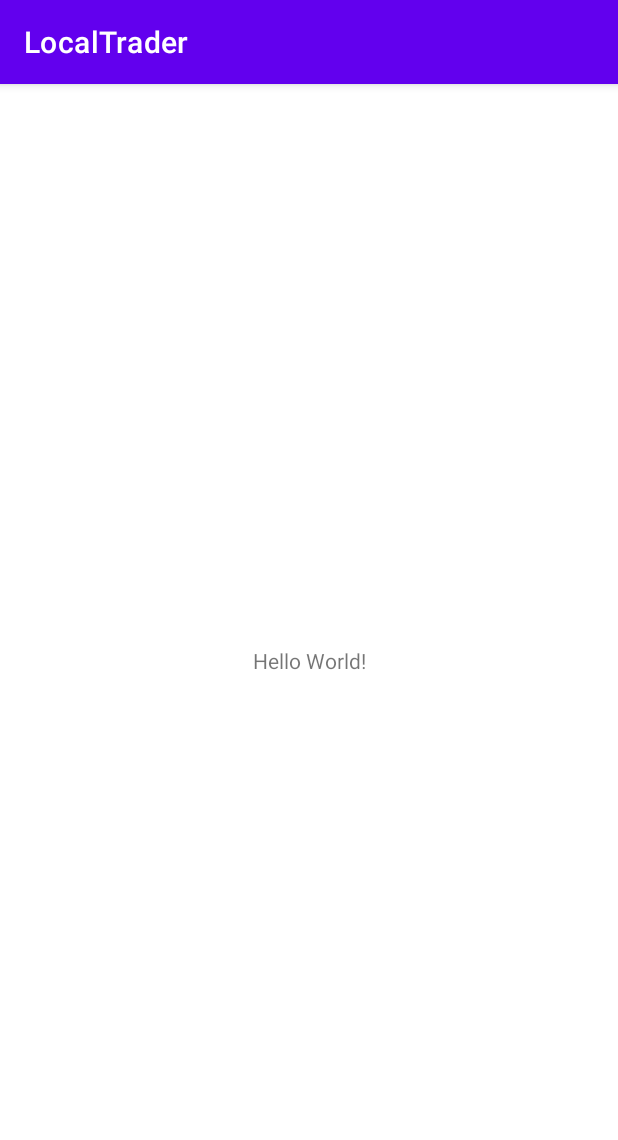
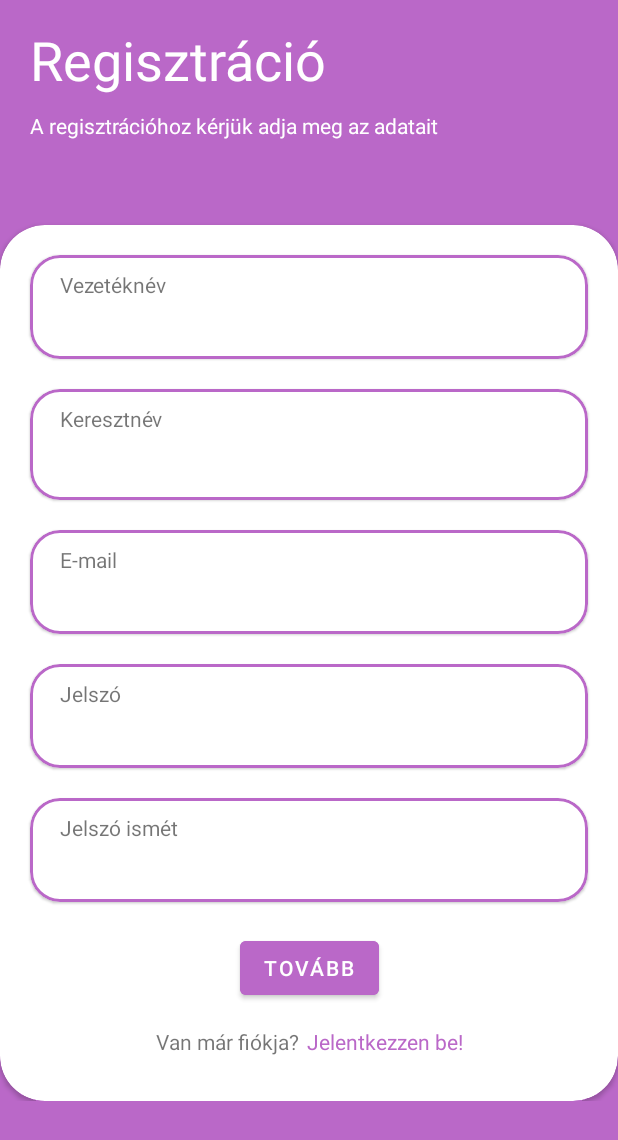
Before and after one commit to RockieHUN/LocalTrader, an Android app: the screen it shows after launch (MainActivity), on a phone screen of 412 x 824 dp. Shown: the top 1140 px of the screen. Run offline under Robolectric (Android 15) with nearby library versions, the phone set to English and light mode, and no system bars.

Commit message:
Registration UI

```diff
--- a/app/src/main/java/com/example/localtrader/MainActivity.kt
+++ b/app/src/main/java/com/example/localtrader/MainActivity.kt
@@ -2,10 +2,14 @@ package com.example.localtrader
 
 import androidx.appcompat.app.AppCompatActivity
 import android.os.Bundle
+import androidx.navigation.findNavController
 
 class MainActivity : AppCompatActivity() {
     override fun onCreate(savedInstanceState: Bundle?) {
         super.onCreate(savedInstanceState)
         setContentView(R.layout.activity_main)
+
+
+        supportActionBar?.hide()
     }
 }
--- /dev/null
+++ b/app/src/main/java/com/example/localtrader/authentication/RegisterFragment.kt
@@ -0,0 +1,60 @@
+package com.example.localtrader.authentication
+
+import android.os.Bundle
+import androidx.fragment.app.Fragment
+import android.view.LayoutInflater
+import android.view.View
+import android.view.ViewGroup
+import com.example.localtrader.R
+
+// TODO: Rename parameter arguments, choose names that match
+// the fragment initialization parameters, e.g. ARG_ITEM_NUMBER
+private const val ARG_PARAM1 = "param1"
+private const val ARG_PARAM2 = "param2"
+
+/**
+ * A simple [Fragment] subclass.
+ * Use the [RegisterFragment.newInstance] factory method to
+ * create an instance of this fragment.
+ */
+class RegisterFragment : Fragment() {
+    // TODO: Rename and change types of parameters
+    private var param1: String? = null
+    private var param2: String? = null
+
+    override fun onCreate(savedInstanceState: Bundle?) {
+        super.onCreate(savedInstanceState)
+        arguments?.let {
+            param1 = it.getString(ARG_PARAM1)
+            param2 = it.getString(ARG_PARAM2)
+        }
+    }
+
+    override fun onCreateView(
+        inflater: LayoutInflater, container: ViewGroup?,
+        savedInstanceState: Bundle?
+    ): View? {
+        // Inflate the layout for this fragment
+        return inflater.inflate(R.layout.fragment_register, container, false)
+    }
+
+    companion object {
+        /**
+         * Use this factory method to create a new instance of
+         * this fragment using the provided parameters.
+         *
+         * @param param1 Parameter 1.
+         * @param param2 Parameter 2.
+         * @return A new instance of fragment RegisterFragment.
+         */
+        // TODO: Rename and change types and number of parameters
+        @JvmStatic
+        fun newInstance(param1: String, param2: String) =
+            RegisterFragment().apply {
+                arguments = Bundle().apply {
+                    putString(ARG_PARAM1, param1)
+                    putString(ARG_PARAM2, param2)
+                }
+            }
+    }
+}
--- /dev/null
+++ b/app/src/main/java/com/example/localtrader/authentication/SplashFragment.kt
@@ -0,0 +1,60 @@
+package com.example.localtrader.authentication
+
+import android.os.Bundle
+import androidx.fragment.app.Fragment
+import android.view.LayoutInflater
+import android.view.View
+import android.view.ViewGroup
+import com.example.localtrader.R
+
+// TODO: Rename parameter arguments, choose names that match
+// the fragment initialization parameters, e.g. ARG_ITEM_NUMBER
+private const val ARG_PARAM1 = "param1"
+private const val ARG_PARAM2 = "param2"
+
+/**
+ * A simple [Fragment] subclass.
+ * Use the [SplashFragment.newInstance] factory method to
+ * create an instance of this fragment.
+ */
+class SplashFragment : Fragment() {
+    // TODO: Rename and change types of parameters
+    private var param1: String? = null
+    private var param2: String? = null
+
+    override fun onCreate(savedInstanceState: Bundle?) {
+        super.onCreate(savedInstanceState)
+        arguments?.let {
+            param1 = it.getString(ARG_PARAM1)
+            param2 = it.getString(ARG_PARAM2)
+        }
+    }
+
+    override fun onCreateView(
+        inflater: LayoutInflater, container: ViewGroup?,
+        savedInstanceState: Bundle?
+    ): View? {
+        // Inflate the layout for this fragment
+        return inflater.inflate(R.layout.fragment_splash, container, false)
+    }
+
+    companion object {
+        /**
+         * Use this factory method to create a new instance of
+         * this fragment using the provided parameters.
+         *
+         * @param param1 Parameter 1.
+         * @param param2 Parameter 2.
+         * @return A new instance of fragment SplashFragment.
+         */
+        // TODO: Rename and change types and number of parameters
+        @JvmStatic
+        fun newInstance(param1: String, param2: String) =
+            SplashFragment().apply {
+                arguments = Bundle().apply {
+                    putString(ARG_PARAM1, param1)
+                    putString(ARG_PARAM2, param2)
+                }
+            }
+    }
+}
--- a/app/src/main/res/layout/activity_main.xml
+++ b/app/src/main/res/layout/activity_main.xml
@@ -6,13 +6,14 @@
     android:layout_height="match_parent"
     tools:context=".MainActivity">
 
-    <TextView
-        android:layout_width="wrap_content"
-        android:layout_height="wrap_content"
-        android:text="Hello World!"
-        app:layout_constraintBottom_toBottomOf="parent"
-        app:layout_constraintLeft_toLeftOf="parent"
-        app:layout_constraintRight_toRightOf="parent"
-        app:layout_constraintTop_toTopOf="parent" />
+
+    <fragment
+        android:id="@+id/fragment"
+        android:name="androidx.navigation.fragment.NavHostFragment"
+        app:navGraph="@navigation/nav_graph"
+        app:defaultNavHost="true"
+        android:layout_width="match_parent"
+        android:layout_height="match_parent"
+        />
 
 </androidx.constraintlayout.widget.ConstraintLayout>
--- /dev/null
+++ b/app/src/main/res/layout/fragment_register.xml
@@ -0,0 +1,338 @@
+<?xml version="1.0" encoding="utf-8"?>
+<androidx.constraintlayout.widget.ConstraintLayout xmlns:android="http://schemas.android.com/apk/res/android"
+    xmlns:tools="http://schemas.android.com/tools"
+    android:layout_width="match_parent"
+    android:layout_height="match_parent"
+    xmlns:app="http://schemas.android.com/apk/res-auto"
+    android:background="@color/primary"
+    tools:context=".authentication.RegisterFragment">
+
+    <ScrollView
+        android:layout_width="match_parent"
+        android:layout_height="match_parent"
+        >
+    <LinearLayout
+        android:layout_width="match_parent"
+        android:layout_height="match_parent"
+        android:orientation="vertical"
+        app:layout_constraintBottom_toBottomOf="parent"
+        app:layout_constraintEnd_toEndOf="parent"
+        app:layout_constraintStart_toStartOf="parent"
+        app:layout_constraintTop_toTopOf="parent">
+
+        <androidx.constraintlayout.widget.ConstraintLayout
+            android:id="@+id/header"
+            android:layout_width="match_parent"
+            android:layout_height="150dp">
+
+            <TextView
+                android:id="@+id/registration_headerText"
+                android:layout_width="wrap_content"
+                android:layout_height="wrap_content"
+                android:layout_marginStart="20dp"
+                android:layout_marginTop="15dp"
+                android:text="@string/registration_text"
+                android:textColor="@color/white"
+                android:textSize="36sp"
+                app:layout_constraintStart_toStartOf="parent"
+                app:layout_constraintTop_toTopOf="parent" />
+
+            <TextView
+                android:layout_width="wrap_content"
+                android:layout_height="wrap_content"
+                android:layout_marginStart="20dp"
+                android:layout_marginTop="10dp"
+                android:text="@string/registrationDescription"
+                android:textColor="@color/white"
+                app:layout_constraintStart_toStartOf="parent"
+                app:layout_constraintTop_toBottomOf="@id/registration_headerText" />
+
+        </androidx.constraintlayout.widget.ConstraintLayout>
+
+
+        <androidx.cardview.widget.CardView
+            android:layout_width="match_parent"
+            android:layout_height="wrap_content"
+            android:background="@color/white"
+            app:cardCornerRadius="30dp">
+
+            <androidx.constraintlayout.widget.ConstraintLayout
+                android:layout_width="match_parent"
+                android:layout_height="match_parent">
+
+                <com.google.android.material.card.MaterialCardView
+                    android:id="@+id/firstname_card"
+                    android:layout_width="match_parent"
+                    android:layout_height="wrap_content"
+                    android:layout_marginStart="20dp"
+                    android:layout_marginTop="20dp"
+                    android:layout_marginEnd="20dp"
+                    app:cardCornerRadius="20dp"
+                    app:layout_constraintEnd_toEndOf="parent"
+                    app:layout_constraintStart_toStartOf="parent"
+                    app:layout_constraintTop_toTopOf="parent"
+                    app:strokeColor="@color/primary"
+                    app:strokeWidth="2dp">
+
+                    <androidx.constraintlayout.widget.ConstraintLayout
+                        android:layout_width="match_parent"
+                        android:layout_height="match_parent">
+
+                        <TextView
+                            android:id="@+id/firstname_text"
+                            android:layout_width="wrap_content"
+                            android:layout_height="wrap_content"
+                            android:layout_marginStart="20dp"
+                            android:layout_marginTop="10dp"
+                            android:text="@string/firstname_text"
+                            app:layout_constraintStart_toStartOf="parent"
+                            app:layout_constraintTop_toTopOf="parent" />
+
+                        <EditText
+                            android:layout_width="match_parent"
+                            android:layout_height="wrap_content"
+                            android:layout_marginStart="20dp"
+                            android:layout_marginTop="5dp"
+                            android:layout_marginEnd="20dp"
+                            android:layout_marginBottom="10dp"
+                            android:background="@null"
+                            app:layout_constraintBottom_toBottomOf="parent"
+                            app:layout_constraintEnd_toEndOf="parent"
+                            app:layout_constraintStart_toStartOf="parent"
+                            app:layout_constraintTop_toBottomOf="@id/firstname_text">
+
+                        </EditText>
+
+                    </androidx.constraintlayout.widget.ConstraintLayout>
+
+
+                </com.google.android.material.card.MaterialCardView>
+
+
+                <com.google.android.material.card.MaterialCardView
+                    android:id="@+id/lastname_card"
+                    android:layout_width="match_parent"
+                    android:layout_height="wrap_content"
+                    android:layout_marginStart="20dp"
+                    android:layout_marginTop="20dp"
+                    android:layout_marginEnd="20dp"
+                    app:cardCornerRadius="20dp"
+                    app:layout_constraintEnd_toEndOf="parent"
+                    app:layout_constraintStart_toStartOf="parent"
+                    app:layout_constraintTop_toBottomOf="@id/firstname_card"
+                    app:strokeColor="@color/primary"
+                    app:strokeWidth="2dp">
+
+                    <androidx.constraintlayout.widget.ConstraintLayout
+                        android:layout_width="match_parent"
+                        android:layout_height="match_parent">
+
+                        <TextView
+                            android:id="@+id/lastname_text"
+                            android:layout_width="wrap_content"
+                            android:layout_height="wrap_content"
+                            android:layout_marginStart="20dp"
+                            android:layout_marginTop="10dp"
+                            android:text="@string/lastname_text"
+                            app:layout_constraintStart_toStartOf="parent"
+                            app:layout_constraintTop_toTopOf="parent" />
+
+                        <EditText
+                            android:layout_width="match_parent"
+                            android:layout_height="wrap_content"
+                            android:layout_marginStart="20dp"
+                            android:layout_marginTop="10dp"
+                            android:layout_marginEnd="20dp"
+                            android:layout_marginBottom="10dp"
+                            android:background="@null"
+                            app:layout_constraintBottom_toBottomOf="parent"
+                            app:layout_constraintEnd_toEndOf="parent"
+                            app:layout_constraintStart_toStartOf="parent"
+                            app:layout_constraintTop_toBottomOf="@id/lastname_text" />
+
+                    </androidx.constraintlayout.widget.ConstraintLayout>
+                </com.google.android.material.card.MaterialCardView>
+
+
+                <com.google.android.material.card.MaterialCardView
+                    android:id="@+id/email_card"
+                    android:layout_width="match_parent"
+                    android:layout_height="wrap_content"
+                    android:layout_marginStart="20dp"
+                    android:layout_marginTop="20dp"
+                    android:layout_marginEnd="20dp"
+                    app:cardCornerRadius="20dp"
+                    app:layout_constraintEnd_toEndOf="parent"
+                    app:layout_constraintStart_toStartOf="parent"
+                    app:layout_constraintTop_toBottomOf="@id/lastname_card"
+                    app:strokeColor="@color/primary"
+                    app:strokeWidth="2dp">
+
+                    <androidx.constraintlayout.widget.ConstraintLayout
+                        android:layout_width="match_parent"
+                        android:layout_height="match_parent">
+
+                        <TextView
+                            android:id="@+id/email_text"
+                            android:layout_width="wrap_content"
+                            android:layout_height="wrap_content"
+                            android:layout_marginStart="20dp"
+                            android:layout_marginTop="10dp"
+                            android:text="@string/email_text"
+                            app:layout_constraintStart_toStartOf="parent"
+                            app:layout_constraintTop_toTopOf="parent" />
+
+                        <EditText
+                            android:layout_width="match_parent"
+                            android:layout_height="wrap_content"
+                            android:layout_marginStart="20dp"
+                            android:layout_marginTop="5dp"
+                            android:layout_marginEnd="20dp"
+                            android:layout_marginBottom="10dp"
+                            android:background="@null"
+                            app:layout_constraintBottom_toBottomOf="parent"
+                            app:layout_constraintEnd_toEndOf="parent"
+                            app:layout_constraintStart_toStartOf="parent"
+                            app:layout_constraintTop_toBottomOf="@id/email_text" />
+                    </androidx.constraintlayout.widget.ConstraintLayout>
+                </com.google.android.material.card.MaterialCardView>
+
+                <com.google.android.material.card.MaterialCardView
+                    android:id="@+id/password_card"
+                    android:layout_width="match_parent"
+                    android:layout_height="wrap_content"
+                    android:layout_marginStart="20dp"
+                    android:layout_marginTop="20dp"
+                    android:layout_marginEnd="20dp"
+                    app:cardCornerRadius="20dp"
+                    app:layout_constraintEnd_toEndOf="parent"
+                    app:layout_constraintStart_toStartOf="parent"
+                    app:layout_constraintTop_toBottomOf="@id/email_card"
+                    app:strokeColor="@color/primary"
+                    app:strokeWidth="2dp">
+
+                    <androidx.constraintlayout.widget.ConstraintLayout
+                        android:layout_width="match_parent"
+                        android:layout_height="match_parent">
+
+                        <TextView
+                            android:id="@+id/password_text"
+                            android:layout_width="wrap_content"
+                            android:layout_height="wrap_content"
+                            android:layout_marginStart="20dp"
+                            android:layout_marginTop="10dp"
+                            android:text="@string/password_text"
+                            app:layout_constraintStart_toStartOf="parent"
+                            app:layout_constraintTop_toTopOf="parent" />
+
+                        <EditText
+                            android:layout_width="match_parent"
+                            android:layout_height="wrap_content"
+                            android:layout_marginStart="20dp"
+                            android:layout_marginTop="5dp"
+                            android:layout_marginEnd="20dp"
+                            android:layout_marginBottom="10dp"
+                            android:background="@null"
+                            app:layout_constraintBottom_toBottomOf="parent"
+                            app:layout_constraintEnd_toEndOf="parent"
+                            app:layout_constraintStart_toStartOf="parent"
+                            app:layout_constraintTop_toBottomOf="@id/password_text" />
+                    </androidx.constraintlayout.widget.ConstraintLayout>
+                </com.google.android.material.card.MaterialCardView>
+
+                <com.google.android.material.card.MaterialCardView
+                    android:id="@+id/passwordAgain_card"
+                    android:layout_width="match_parent"
+                    android:layout_height="wrap_content"
+                    android:layout_marginStart="20dp"
+                    android:layout_marginTop="20dp"
+                    android:layout_marginEnd="20dp"
+                    app:cardCornerRadius="20dp"
+                    app:layout_constraintEnd_toEndOf="parent"
+                    app:layout_constraintStart_toStartOf="parent"
+                    app:layout_constraintTop_toBottomOf="@id/password_card"
+                    app:strokeColor="@color/primary"
+                    app:strokeWidth="2dp">
+
+                    <androidx.constraintlayout.widget.ConstraintLayout
+                        android:layout_width="match_parent"
+                        android:layout_height="match_parent">
+
+                        <TextView
+                            android:id="@+id/passwordAgain_text"
+                            android:layout_width="wrap_content"
+                            android:layout_height="wrap_content"
+                            android:layout_marginStart="20dp"
+                            android:layout_marginTop="10dp"
+                            android:text="@string/passwordAgain_text"
+                            app:layout_constraintStart_toStartOf="parent"
+                            app:layout_constraintTop_toTopOf="parent" />
+
+                        <EditText
+                            android:layout_width="match_parent"
+                            android:layout_height="wrap_content"
+                            android:layout_marginStart="20dp"
+                            android:layout_marginTop="5dp"
+                            android:layout_marginEnd="20dp"
+                            android:layout_marginBottom="10dp"
+                            android:background="@null"
+                            app:layout_constraintBottom_toBottomOf="parent"
+                            app:layout_constraintEnd_toEndOf="parent"
+                            app:layout_constraintStart_toStartOf="parent"
+                            app:layout_constraintTop_toBottomOf="@id/passwordAgain_text" />
+                    </androidx.constraintlayout.widget.ConstraintLayout>
+                </com.google.android.material.card.MaterialCardView>
+
+                <Button
+                    android:id="@+id/submit_button"
+                    android:layout_width="wrap_content"
+                    android:layout_height="wrap_content"
+                    android:layout_marginTop="20dp"
+                    android:backgroundTint="@color/primary"
+                    android:text="@string/next"
+                    app:layout_constraintEnd_toEndOf="parent"
+                    app:layout_constraintStart_toStartOf="parent"
+                    app:layout_constraintTop_toBottomOf="@id/passwordAgain_card" />
+
+
+                <androidx.constraintlayout.widget.ConstraintLayout
+                    android:layout_width="wrap_content"
+                    android:layout_height="wrap_content"
+                    android:layout_marginTop="15dp"
+                    android:layout_marginBottom="30dp"
+                    app:layout_constraintBottom_toBottomOf="parent"
+                    app:layout_constraintEnd_toEndOf="parent"
+                    app:layout_constraintStart_toStartOf="parent"
+                    app:layout_constraintTop_toBottomOf="@id/submit_button">
+
+                    <TextView
+                        android:id="@+id/isAccountExists1"
+                        android:layout_width="wrap_content"
+                        android:layout_height="wrap_content"
+                        android:text="@string/isAccountExists"
+                        app:layout_constraintStart_toStartOf="parent"
+                        app:layout_constraintTop_toTopOf="parent" />
+
+                    <TextView
+                        android:id="@+id/textView"
+                        android:layout_width="wrap_content"
+                        android:layout_height="wrap_content"
+                        android:layout_marginStart="5dp"
+                        android:text="@string/isAccountExists2"
+                        android:textColor="@color/primary"
+                        app:layout_constraintEnd_toEndOf="parent"
+                        app:layout_constraintStart_toEndOf="@id/isAccountExists1"
+                        app:layout_constraintTop_toTopOf="parent" />
+
+                </androidx.constraintlayout.widget.ConstraintLayout>
+
+
+            </androidx.constraintlayout.widget.ConstraintLayout>
+
+
+        </androidx.cardview.widget.CardView>
+
+
+    </LinearLayout>
+    </ScrollView>
+</androidx.constraintlayout.widget.ConstraintLayout>
--- /dev/null
+++ b/app/src/main/res/layout/fragment_splash.xml
@@ -0,0 +1,21 @@
+<?xml version="1.0" encoding="utf-8"?>
+<androidx.constraintlayout.widget.ConstraintLayout xmlns:android="http://schemas.android.com/apk/res/android"
+    xmlns:app="http://schemas.android.com/apk/res-auto"
+    xmlns:tools="http://schemas.android.com/tools"
+    android:layout_width="match_parent"
+    android:layout_height="match_parent"
+    android:background="@color/primary"
+    tools:context=".authentication.SplashFragment">
+
+    <ProgressBar
+        android:id="@+id/circularProgress"
+        android:layout_width="wrap_content"
+        android:layout_height="wrap_content"
+        android:indeterminate="true"
+        android:indeterminateTint="@color/white"
+        app:layout_constraintBottom_toBottomOf="parent"
+        app:layout_constraintEnd_toEndOf="parent"
+        app:layout_constraintStart_toStartOf="parent"
+        app:layout_constraintTop_toTopOf="parent"
+        app:layout_constraintVertical_bias="0.78" />
+</androidx.constraintlayout.widget.ConstraintLayout>
--- /dev/null
+++ b/app/src/main/res/navigation/nav_graph.xml
@@ -0,0 +1,18 @@
+<?xml version="1.0" encoding="utf-8"?>
+<navigation xmlns:android="http://schemas.android.com/apk/res/android"
+    xmlns:app="http://schemas.android.com/apk/res-auto"
+    xmlns:tools="http://schemas.android.com/tools"
+    android:id="@+id/navigation"
+    app:startDestination="@id/registerFragment">
+
+    <fragment
+        android:id="@+id/splashFragment"
+        android:name="com.example.localtrader.authentication.SplashFragment"
+        android:label="fragment_splash"
+        tools:layout="@layout/fragment_splash" />
+    <fragment
+        android:id="@+id/registerFragment"
+        android:name="com.example.localtrader.authentication.RegisterFragment"
+        android:label="fragment_register"
+        tools:layout="@layout/fragment_register" />
+</navigation>
--- a/app/src/main/res/values/colors.xml
+++ b/app/src/main/res/values/colors.xml
@@ -7,4 +7,13 @@
     <color name="teal_700">#FF018786</color>
     <color name="black">#FF000000</color>
     <color name="white">#FFFFFFFF</color>
+
+
+
+
+    <color name="primary">#BA68C8 </color>
+    <color name="complementary" > #21ec9e </color>
+    <color name="analogous">#f164e0</color>
+    <color name="triadic">#f1bb64</color>
+
 </resources>
--- a/app/src/main/res/values/strings.xml
+++ b/app/src/main/res/values/strings.xml
@@ -1,3 +1,18 @@
 <resources>
     <string name="app_name">LocalTrader</string>
+    <!-- TODO: Remove or change this placeholder text -->
+    <string name="hello_blank_fragment">Hello blank fragment</string>
+
+    <!-- Authentication -->
+    <string name="registration_text"> Regisztráció </string>
+    <string name="firstname_text"> Vezetéknév </string>
+    <string name="lastname_text"> Keresztnév </string>
+    <string name="email_text"> E-mail </string>
+    <string name="password_text"> Jelszó </string>
+    <string name="passwordAgain_text"> Jelszó ismét </string>
+    <string name="registrationDescription">A regisztrációhoz kérjük adja meg az adatait</string>
+    <string name="isAccountExists"> Van már fiókja? </string>
+    <string name="isAccountExists2"> Jelentkezzen be! </string>
+    <string name="next"> Tovább </string>
+
 </resources>
```
Also changed, not shown: app/build.gradle (+9 -0 lines), app/src/main/res/drawable/user.png (added).
